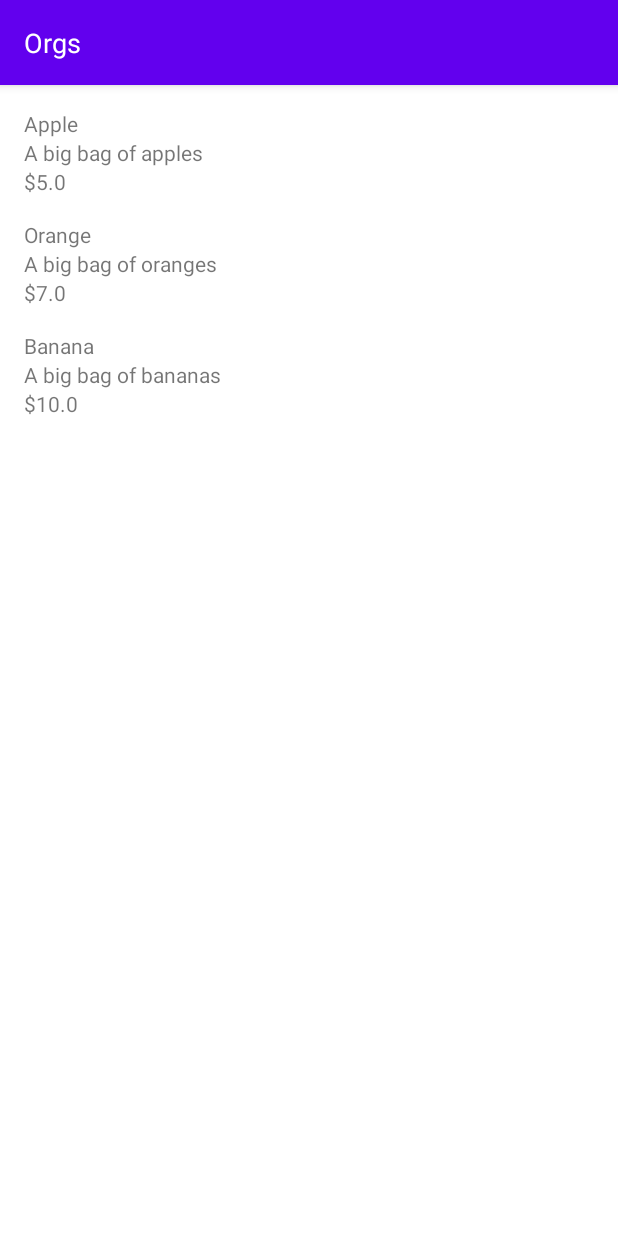
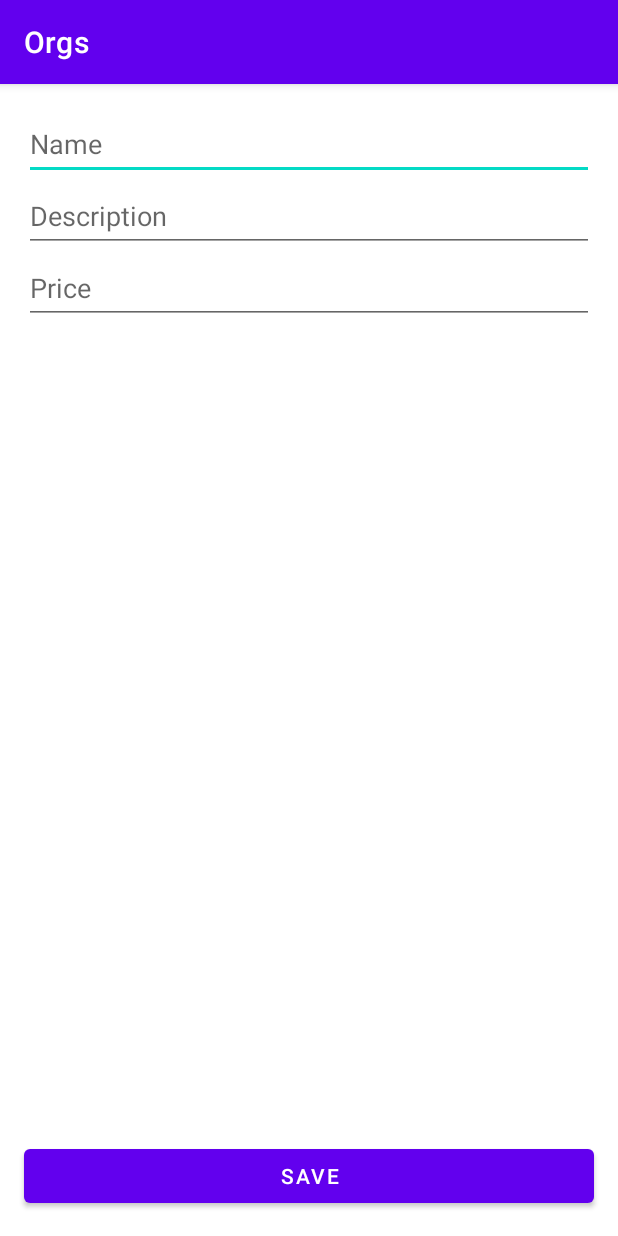
Before and after one commit to LuizSSampaio/orgs, an Android app: the screen it shows after launch (MainActivity before the commit, ProductFormActivity after it), on a phone screen of 412 x 824 dp. Run offline under Robolectric (Android 15) with nearby library versions, the phone set to English and light mode, and no system bars.

Commit message:
:rocket: feat: Added the screen to create a new item

```diff
--- a/app/build.gradle
+++ b/app/build.gradle
@@ -34,9 +34,10 @@ android {
 
 dependencies {
 
-    implementation 'androidx.core:core-ktx:1.8.0'
+    implementation 'androidx.core:core-ktx:1.10.1'
     implementation 'androidx.appcompat:appcompat:1.6.1'
     implementation 'com.google.android.material:material:1.9.0'
+    implementation 'androidx.constraintlayout:constraintlayout:2.1.4'
     testImplementation 'junit:junit:4.13.2'
     androidTestImplementation 'androidx.test.ext:junit:1.1.5'
     androidTestImplementation 'androidx.test.espresso:espresso-core:3.5.1'
--- a/app/src/main/AndroidManifest.xml
+++ b/app/src/main/AndroidManifest.xml
@@ -12,13 +12,24 @@
         android:supportsRtl="true"
         android:theme="@style/Theme.Orgs"
         tools:targetApi="31">
-        <activity android:name=".ui.activity.MainActivity"
+        <activity
+            android:name=".ui.activity.ProductFormActivity"
             android:exported="true">
             <intent-filter>
                 <action android:name="android.intent.action.MAIN" />
+
                 <category android:name="android.intent.category.LAUNCHER" />
             </intent-filter>
         </activity>
+        <!--<activity
+            android:name=".ui.activity.MainActivity"
+            android:exported="true">
+            <intent-filter>
+                <action android:name="android.intent.action.MAIN" />
+
+                <category android:name="android.intent.category.LAUNCHER" />
+            </intent-filter>
+        </activity>-->
     </application>
 
 </manifest>
--- a/app/src/main/java/com/example/orgs/ui/activity/MainActivity.kt
+++ b/app/src/main/java/com/example/orgs/ui/activity/MainActivity.kt
@@ -1,14 +1,14 @@
 package com.example.orgs.ui.activity
 
-import android.app.Activity
 import android.os.Bundle
+import androidx.appcompat.app.AppCompatActivity
 import androidx.recyclerview.widget.RecyclerView
 import com.example.orgs.R
 import com.example.orgs.model.Products
 import com.example.orgs.ui.recyclerView.adapter.ProductListAdapter
 import java.math.BigDecimal
 
-class MainActivity : Activity() {
+class MainActivity : AppCompatActivity() {
     override fun onCreate(savedInstanceState: Bundle?) {
         super.onCreate(savedInstanceState)
         setContentView(R.layout.activity_main)
--- /dev/null
+++ b/app/src/main/java/com/example/orgs/ui/activity/ProductFormActivity.kt
@@ -0,0 +1,12 @@
+package com.example.orgs.ui.activity
+
+import androidx.appcompat.app.AppCompatActivity
+import android.os.Bundle
+import com.example.orgs.R
+
+class ProductFormActivity : AppCompatActivity() {
+    override fun onCreate(savedInstanceState: Bundle?) {
+        super.onCreate(savedInstanceState)
+        setContentView(R.layout.activity_product_form)
+    }
+}
--- a/app/src/main/res/layout/activity_main.xml
+++ b/app/src/main/res/layout/activity_main.xml
@@ -5,34 +5,14 @@
     android:layout_width="match_parent"
     android:layout_height="match_parent">
 
-    <com.google.android.material.appbar.AppBarLayout
-        android:id="@+id/appBar"
-        android:layout_width="match_parent"
-        android:layout_height="wrap_content"
-        app:layout_constraintEnd_toEndOf="parent"
-        app:layout_constraintStart_toStartOf="parent"
-        app:layout_constraintTop_toTopOf="parent">
-
-        <TextView
-            android:id="@+id/titleText"
-            android:layout_width="match_parent"
-            android:layout_height="wrap_content"
-            android:layout_margin="16dp"
-            android:text="@string/app_name"
-            android:textColor="@color/white"
-            android:textSize="18sp" />
-    </com.google.android.material.appbar.AppBarLayout>
-
     <androidx.recyclerview.widget.RecyclerView
         android:id="@+id/itemList"
-        android:layout_width="match_parent"
-        android:layout_height="wrap_content"
+        android:layout_width="0dp"
+        android:layout_height="0dp"
         app:layoutManager="androidx.recyclerview.widget.LinearLayoutManager"
         app:layout_constraintBottom_toBottomOf="parent"
         app:layout_constraintEnd_toEndOf="parent"
-        app:layout_constraintHorizontal_bias="0.0"
         app:layout_constraintStart_toStartOf="parent"
-        app:layout_constraintTop_toBottomOf="@id/appBar"
-        app:layout_constraintVertical_bias="0.0"
+        app:layout_constraintTop_toTopOf="parent"
         tools:listitem="@layout/product_item" />
 </androidx.constraintlayout.widget.ConstraintLayout>
--- /dev/null
+++ b/app/src/main/res/layout/activity_product_form.xml
@@ -0,0 +1,71 @@
+<?xml version="1.0" encoding="utf-8"?>
+<ScrollView xmlns:android="http://schemas.android.com/apk/res/android"
+    xmlns:app="http://schemas.android.com/apk/res-auto"
+    xmlns:tools="http://schemas.android.com/tools"
+    android:layout_width="match_parent"
+    android:layout_height="match_parent"
+    android:fillViewport="true">
+
+    <androidx.constraintlayout.widget.ConstraintLayout
+        android:layout_width="match_parent"
+        android:layout_height="wrap_content"
+        tools:context=".ui.activity.ProductFormActivity">
+
+        <EditText
+            android:id="@+id/editName"
+            android:layout_width="0dp"
+            android:layout_height="wrap_content"
+            android:layout_marginHorizontal="16dp"
+            android:layout_marginTop="16dp"
+            android:hint="@string/editName"
+            android:importantForAutofill="no"
+            android:inputType="text"
+            android:minHeight="48dp"
+            app:layout_constraintEnd_toEndOf="parent"
+            app:layout_constraintStart_toStartOf="parent"
+            app:layout_constraintTop_toTopOf="parent"
+            tools:ignore="VisualLintTextFieldSize" />
+
+        <EditText
+            android:id="@+id/editDescription"
+            android:layout_width="0dp"
+            android:layout_height="wrap_content"
+            android:layout_marginHorizontal="16dp"
+            android:hint="@string/editDescription"
+            android:importantForAutofill="no"
+            android:inputType="text"
+            android:minHeight="48dp"
+            app:layout_constraintEnd_toEndOf="parent"
+            app:layout_constraintStart_toStartOf="parent"
+            app:layout_constraintTop_toBottomOf="@id/editName"
+            tools:ignore="VisualLintTextFieldSize" />
+
+        <EditText
+            android:id="@+id/editPrice"
+            android:layout_width="0dp"
+            android:layout_height="wrap_content"
+            android:layout_marginHorizontal="16dp"
+            android:hint="@string/editPrice"
+            android:importantForAutofill="no"
+            android:inputType="numberDecimal"
+            android:minHeight="48dp"
+            app:layout_constraintEnd_toEndOf="parent"
+            app:layout_constraintStart_toStartOf="parent"
+            app:layout_constraintTop_toBottomOf="@id/editDescription"
+            tools:ignore="VisualLintTextFieldSize" />
+
+        <Button
+            android:layout_width="0dp"
+            android:layout_height="wrap_content"
+            android:layout_margin="16dp"
+            android:text="@string/buttonSave"
+            app:layout_constraintBottom_toBottomOf="parent"
+            app:layout_constraintEnd_toEndOf="parent"
+            app:layout_constraintStart_toStartOf="parent"
+            app:layout_constraintTop_toBottomOf="@id/editPrice"
+            app:layout_constraintVertical_bias="1"
+            tools:ignore="VisualLintButtonSize" />
+
+    </androidx.constraintlayout.widget.ConstraintLayout>
+
+</ScrollView>
--- a/app/src/main/res/values/strings.xml
+++ b/app/src/main/res/values/strings.xml
@@ -1,3 +1,7 @@
 <resources>
     <string name="app_name">Orgs</string>
+    <string name="editName">Name</string>
+    <string name="editDescription">Description</string>
+    <string name="editPrice">Price</string>
+    <string name="buttonSave">Save</string>
 </resources>
```
